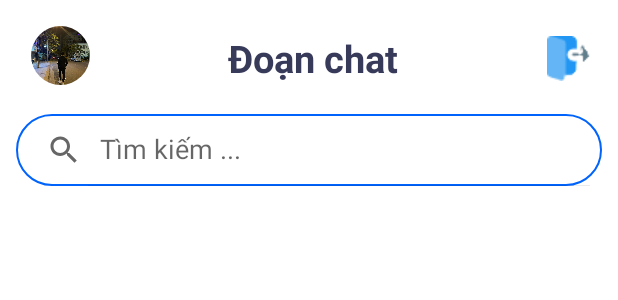
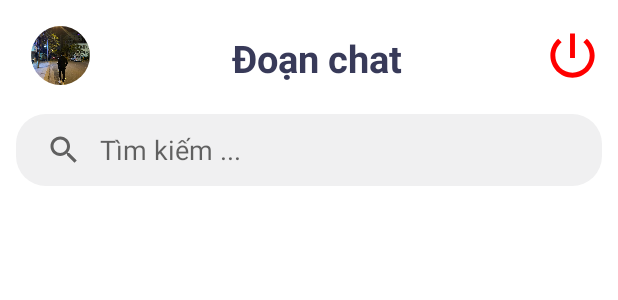
Before and after one commit to huykhaduy/LightChat, an Android app: the layout fragment_chat.xml on its own in the app's theme, with its tools: preview values and no code run, on a phone screen of 412 x 824 dp. Shown: the top 300 px of the screen. Run offline under Robolectric (Android 15) with nearby library versions, the phone set to English and light mode, and no system bars.

Commit message:
update ui main

```diff
--- a/app/src/main/res/drawable/search_view_bg.xml
+++ b/app/src/main/res/drawable/search_view_bg.xml
@@ -2,7 +2,8 @@
 <shape xmlns:android="http://schemas.android.com/apk/res/android">
 
 
-    <stroke android:color ="@color/color_main"
-            android:width="1dip"/>
-    <corners android:radius ="50dp"/>
+<!--    <stroke android:color ="#A8A6A6"-->
+<!--            android:width="2dip"/>-->
+    <corners android:radius ="20dp"/>
+    <solid android:color="#F0F0F1"/>
 </shape>
--- /dev/null
+++ b/app/src/main/res/drawable/vector_shutdow.xml
@@ -0,0 +1,5 @@
+<vector android:height="39dp" android:tint="#FF0000"
+    android:viewportHeight="24" android:viewportWidth="24"
+    android:width="39dp" xmlns:android="http://schemas.android.com/apk/res/android">
+    <path android:fillColor="@color/purple_200" android:pathData="M13,3h-2v10h2L13,3zM17.83,5.17l-1.42,1.42C17.99,7.86 19,9.81 19,12c0,3.87 -3.13,7 -7,7s-7,-3.13 -7,-7c0,-2.19 1.01,-4.14 2.58,-5.42L6.17,5.17C4.23,6.82 3,9.26 3,12c0,4.97 4.03,9 9,9s9,-4.03 9,-9c0,-2.74 -1.23,-5.18 -3.17,-6.83z"/>
+</vector>
--- a/app/src/main/res/layout/activity_main.xml
+++ b/app/src/main/res/layout/activity_main.xml
@@ -20,9 +20,10 @@
         android:id="@+id/bottomNavigationView"
         android:layout_width="match_parent"
         android:layout_height="wrap_content"
-        android:background="#0063FC"
+        android:background="@color/white"
         app:layout_constraintBottom_toBottomOf="parent"
         app:layout_constraintEnd_toEndOf="parent"
         app:layout_constraintStart_toStartOf="parent"
         app:menu="@menu/bottom_nav_menu"/>
+<!--    android:background="#0063FC"-->
 </androidx.constraintlayout.widget.ConstraintLayout>
--- a/app/src/main/res/layout/fragment_chat.xml
+++ b/app/src/main/res/layout/fragment_chat.xml
@@ -23,12 +23,12 @@
 
     <ImageButton
         android:id="@+id/imgBtnSignOut"
-        android:layout_width="44dp"
-        android:layout_height="43dp"
+        android:layout_width="39dp"
+        android:layout_height="39dp"
         android:layout_marginTop="12dp"
         android:layout_marginEnd="5dp"
         android:background="#FFFFFF"
-        android:src="@drawable/logout"
+        android:src="@drawable/vector_shutdow"
         app:layout_constraintEnd_toEndOf="parent"
         app:layout_constraintTop_toTopOf="parent" />
 
@@ -52,6 +52,7 @@
         android:layout_marginLeft="5dp"
         android:layout_marginRight="5dp"
         android:layout_marginTop="20dp"
+        app:queryBackground="@android:color/transparent"
         android:background="@drawable/search_view_bg"
         app:layout_constraintEnd_toEndOf="parent"
         app:layout_constraintHorizontal_bias="0.5"
--- a/app/src/main/res/layout/fragment_friends.xml
+++ b/app/src/main/res/layout/fragment_friends.xml
@@ -40,6 +40,7 @@
         android:layout_marginLeft="10dp"
         android:layout_marginRight="10dp"
         android:layout_marginTop="16dp"
+        app:queryBackground="@android:color/transparent"
         android:background="@drawable/search_view_bg"
         app:iconifiedByDefault="false"
         app:layout_constraintEnd_toEndOf="parent"
```
Also changed, not shown: app/src/main/res/drawable/addfriend.png (deleted), app/src/main/res/drawable/eye.png (deleted), app/src/main/res/drawable/logout.png (deleted).
